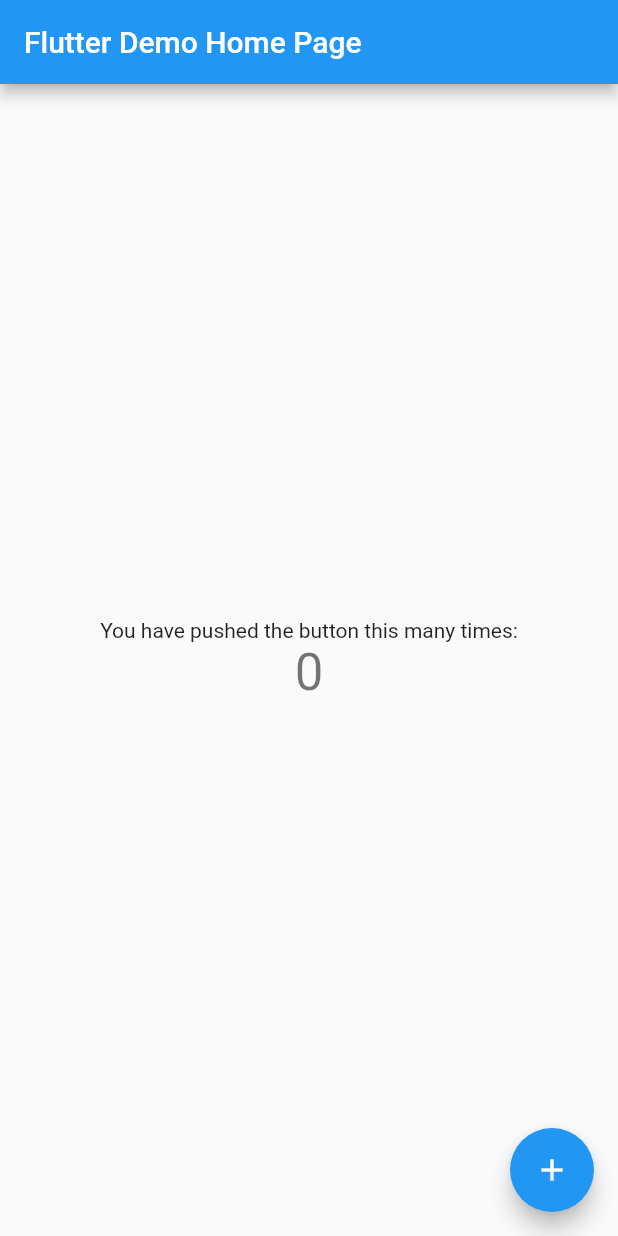
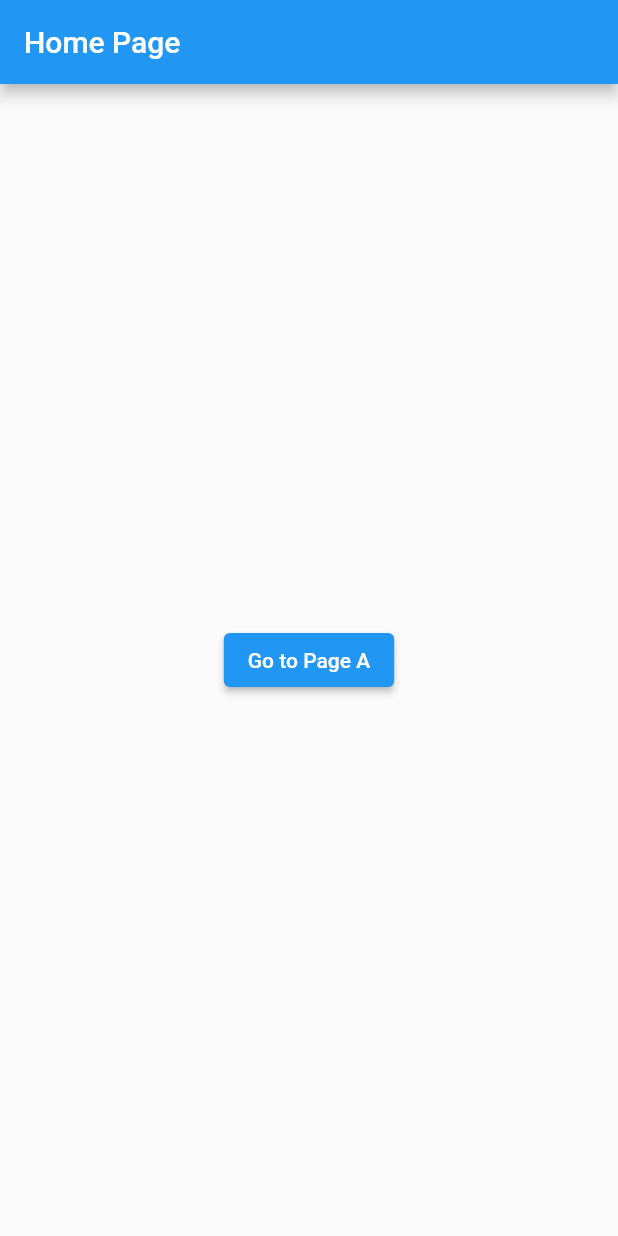
Before and after one commit to kurogoma-flutter/router_pop_demo, a Flutter app: the screen it shows after launch, on a phone screen of 412 x 824 dp. Run offline on Flutter 3.47's test engine with Material 2 defaults, Android fonts, the phone set to English and light mode, and no system bars; our stand-ins replace go_router.

Commit message:
ベースページ実装

```diff
--- a/lib/main.dart
+++ b/lib/main.dart
@@ -1,4 +1,5 @@
 import 'package:flutter/material.dart';
+import 'package:go_router/go_router.dart';
 
 void main() {
   runApp(const MyApp());
@@ -7,109 +8,35 @@
 class MyApp extends StatelessWidget {
   const MyApp({super.key});
 
-  // This widget is the root of your application.
   @override
   Widget build(BuildContext context) {
     return MaterialApp(
       title: 'Flutter Demo',
       theme: ThemeData(
-        // This is the theme of your application.
-        //
-        // Try running your application with "flutter run". You'll see the
-        // application has a blue toolbar. Then, without quitting the app, try
-        // changing the primarySwatch below to Colors.green and then invoke
-        // "hot reload" (press "r" in the console where you ran "flutter run",
-        // or simply save your changes to "hot reload" in a Flutter IDE).
-        // Notice that the counter didn't reset back to zero; the application
-        // is not restarted.
         primarySwatch: Colors.blue,
       ),
-      home: const MyHomePage(title: 'Flutter Demo Home Page'),
+      home: const HomePage(),
     );
   }
 }
 
-class MyHomePage extends StatefulWidget {
-  const MyHomePage({super.key, required this.title});
-
-  // This widget is the home page of your application. It is stateful, meaning
-  // that it has a State object (defined below) that contains fields that affect
-  // how it looks.
-
-  // This class is the configuration for the state. It holds the values (in this
-  // case the title) provided by the parent (in this case the App widget) and
-  // used by the build method of the State. Fields in a Widget subclass are
-  // always marked "final".
-
-  final String title;
-
-  @override
-  State<MyHomePage> createState() => _MyHomePageState();
-}
-
-class _MyHomePageState extends State<MyHomePage> {
-  int _counter = 0;
-
-  void _incrementCounter() {
-    setState(() {
-      // This call to setState tells the Flutter framework that something has
-      // changed in this State, which causes it to rerun the build method below
-      // so that the display can reflect the updated values. If we changed
-      // _counter without calling setState(), then the build method would not be
-      // called again, and so nothing would appear to happen.
-      _counter++;
-    });
-  }
+class HomePage extends StatelessWidget {
+  const HomePage({super.key});
 
   @override
   Widget build(BuildContext context) {
-    // This method is rerun every time setState is called, for instance as done
-    // by the _incrementCounter method above.
-    //
-    // The Flutter framework has been optimized to make rerunning build methods
-    // fast, so that you can just rebuild anything that needs updating rather
-    // than having to individually change instances of widgets.
     return Scaffold(
       appBar: AppBar(
-        // Here we take the value from the MyHomePage object that was created by
-        // the App.build method, and use it to set our appbar title.
-        title: Text(widget.title),
+        title: const Text('Home Page'),
       ),
       body: Center(
-        // Center is a layout widget. It takes a single child and positions it
-        // in the middle of the parent.
-        child: Column(
-          // Column is also a layout widget. It takes a list of children and
-          // arranges them vertically. By default, it sizes itself to fit its
-          // children horizontally, and tries to be as tall as its parent.
-          //
-          // Invoke "debug painting" (press "p" in the console, choose the
-          // "Toggle Debug Paint" action from the Flutter Inspector in Android
-          // Studio, or the "Toggle Debug Paint" command in Visual Studio Code)
-          // to see the wireframe for each widget.
-          //
-          // Column has various properties to control how it sizes itself and
-          // how it positions its children. Here we use mainAxisAlignment to
-          // center the children vertically; the main axis here is the vertical
-          // axis because Columns are vertical (the cross axis would be
-          // horizontal).
-          mainAxisAlignment: MainAxisAlignment.center,
-          children: <Widget>[
-            const Text(
-              'You have pushed the button this many times:',
-            ),
-            Text(
-              '$_counter',
-              style: Theme.of(context).textTheme.headline4,
-            ),
-          ],
+        child: ElevatedButton(
+          child: const Text('Go to Page A'),
+          onPressed: () {
+            context.goNamed('a');
+          },
         ),
       ),
-      floatingActionButton: FloatingActionButton(
-        onPressed: _incrementCounter,
-        tooltip: 'Increment',
-        child: const Icon(Icons.add),
-      ), // This trailing comma makes auto-formatting nicer for build methods.
     );
   }
 }
--- a/pubspec.yaml
+++ b/pubspec.yaml
@@ -36,6 +36,7 @@
   # The following adds the Cupertino Icons font to your application.
   # Use with the CupertinoIcons class for iOS style icons.
   cupertino_icons: ^1.0.2
+  go_router: ^5.2.0
 
 dev_dependencies:
   flutter_test:
```
Also changed, not shown: lib/base_scaffold.dart (added, +10 -0 lines), lib/pages/page_a.dart (added, +23 -0 lines), lib/pages/page_b.dart (added, +23 -0 lines), lib/pages/page_c.dart (added, +23 -0 lines), lib/router.dart (added, +30 -0 lines), pubspec.lock.
